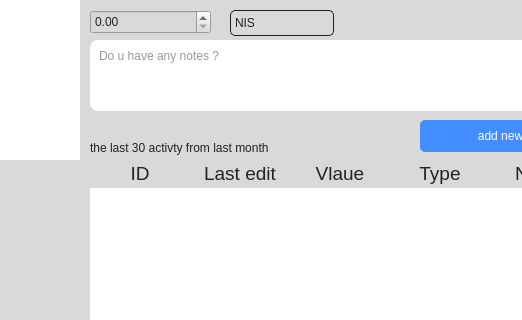
amrjmd1/wallet, file wallet.ui: the form before one commit; both pictures show x 0 to 522 and y 0 to 320 of the 640 by 700 pixel window.
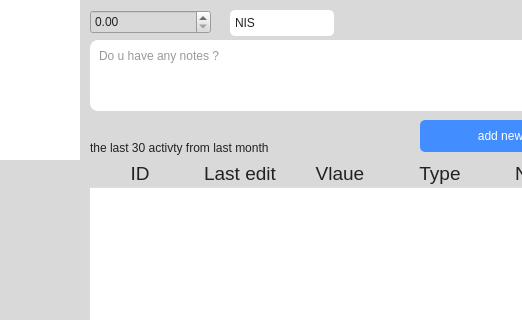
The form after the commit. Icons and pictures are not drawn.

```diff
--- a/wallet.ui
+++ b/wallet.ui
@@ -44,7 +44,8 @@
 border-radius : 5
 }
 QPushButton:disabled{
-background : #5c9bf9;
+background : #eee;
+color:#999
 } 
 QPushButton:hover {
 background : #fff;
@@ -78,140 +79,76 @@
 
 
 
+
+
+
 QScrollBar:horizontal {
-    border: 1px solid #222222;
-    background: QLinearGradient(x1:0,
-    y1: 0,
-    x2: 0,
-    y2: 1,
-    stop: 0.0 #121212,
-    stop: 0.2 #282828,
-    stop: 1 #484848);
+    background: #fff;
     height: 7px;
-    margin: 0px 16px 0 16px;
+	margin: 0px 21px 0 16px;
 }
-
-QScrollBar::handle:horizontal {
-    background: QLinearGradient(x1:0,
-    y1: 0,
-    x2: 1,
-    y2: 0,
-    stop: 0 #ffa02f,
-    stop: 0.5 #d7801a,
-    stop: 1 #ffa02f);
+QScrollBar::handle:horizontal{
+    background: #428dff;
     min-height: 20px;
     border-radius: 2px;
 }
-
-QScrollBar::add-line:horizontal {
-    border: 1px solid #1b1b19;
-    border-radius: 2px;
-    background: QLinearGradient(x1:0,
-    y1: 0,
-    x2: 1,
-    y2: 0,
-    stop: 0 #ffa02f,
-    stop: 1 #d7801a);
+QScrollBar::add-line:horizontal,QScrollBar::sub-line:horizontal
+  {
+   border-radius: 2px;
+    background: #fff;
     width: 14px;
-    subcontrol-position: right;
     subcontrol-origin: margin;
 }
 
-QScrollBar::sub-line:horizontal {
-    border: 1px solid #1b1b19;
-    border-radius: 2px;
-    background: QLinearGradient(x1:0,
-    y1: 0,
-    x2: 1,
-    y2: 0,
-    stop: 0 #ffa02f,
-    stop: 1 #d7801a);
-    width: 14px;
-    subcontrol-position: left;
-    subcontrol-origin: margin;
-}
-
-QScrollBar::right-arrow:horizontal, QScrollBar::left-arrow:horizontal {
-    border: 1px solid black;
+QScrollBar::add-line:horizontal:hover, QScrollBar::sub-line:horizontal:hover { border: 1px solid #428dff;}
+QScrollBar::add-line {subcontrol-position: right;margin-right:5px}
+QScrollBar::sub-line {subcontrol-position: left;}
+QScrollBar::right-arrow:horizontal, QScrollBar::left-arrow:horizontal
+ {
+    border: 1px solid #428dff;
     width: 1px;
     height: 1px;
     background: white;
+	border-radius : 2
 }
-
-QScrollBar::add-page:horizontal, QScrollBar::sub-page:horizontal {
-    background: none;
+QScrollBar::add-page:horizontal, QScrollBar::sub-page:horizontal{
+    background: #fff;
 }
-
 QScrollBar:vertical {
-    background: QLinearGradient(x1:0,
-    y1: 0,
-    x2: 1,
-    y2: 0,
-    stop: 0.0 #121212,
-    stop: 0.2 #282828,
-    stop: 1 #484848);
+    background: #fff;
     width: 7px;
-    margin: 16px 0 16px 0;
-    border: 1px solid #222222;
+    margin: 16px 0 21px 0;
 }
-
 QScrollBar::handle:vertical {
-    background: #428dff;
-    min-height: 20px;
-    border-radius: 2px;
-}
-
-QScrollBar::add-line:vertical {
-    border: 1px solid #1b1b19;
-    border-radius: 2px;
     background:#428dff;
-    height: 14px;
-    subcontrol-position: bottom;
-    subcontrol-origin: margin;
+    min-height: 20px;
+    border-radius: 2px;
 }
-
-QScrollBar::sub-line:vertical {
-    border: 1px solid #1b1b19;
+QScrollBar::add-line:vertical,QScrollBar::sub-line:vertical  {
     border-radius: 2px;
-    background: QLinearGradient(x1:0,
-    y1: 0,
-    x2: 0,
-    y2: 1,
-    stop: 0 #d7801a,
-    stop: 1 #ffa02f);
+    background: #fff;
     height: 14px;
-    subcontrol-position: top;
     subcontrol-origin: margin;
 }
-
+QScrollBar::add-line:vertical {
+subcontrol-position: bottom;
+margin-bottom:5px
+}
+QScrollBar::sub-line:vertical {subcontrol-position: top;}
+QScrollBar::add-line:vertical:hover, QScrollBar::sub-line:vertical:hover { border: 1px solid #428dff;}
 QScrollBar::up-arrow:vertical, QScrollBar::down-arrow:vertical {
-    border: 1px solid black;
+    border: 1px solid #428dff;
     width: 1px;
     height: 1px;
     background: white;
 }
-
 QScrollBar::add-page:vertical, QScrollBar::sub-page:vertical {
-    background: none;
+    background: #fff;
 }
-
-
-
-
-
 QComboBox {
-    selection-background-color: #ffaa00;
-    background-color: QLinearGradient(x1:0,
-    y1: 0,
-    x2: 0,
-    y2: 1,
-    stop: 0 #565656,
-    stop: 0.1 #525252,
-    stop: 0.5 #4e4e4e,
-    stop: 0.9 #4a4a4a,
-    stop: 1 #464646);
+    selection-background-color: #428dff;
+    background-color: #fff;
     border-style: solid;
-    border: 1px solid #1e1e1e;
     border-radius: 5;
 }
 
@@ -227,42 +164,32 @@
 QComboBox:on {
     padding-top: 3px;
     padding-left: 4px;
-    background-color: QLinearGradient(x1:0,
-    y1: 0,
-    x2: 0,
-    y2: 1,
-    stop: 0 #2d2d2d,
-    stop: 0.1 #2b2b2b,
-    stop: 0.5 #292929,
-    stop: 0.9 #282828,
-    stop: 1 #252525);
-    selection-background-color: #ffaa00;
+    background-color: #fff;
+    selection-background-color: #428dff
 }
 
 QComboBox QAbstractItemView {
-    border: 2px solid darkgray;
-    selection-background-color: QLinearGradient(x1:0,
-    y1: 0,
-    x2: 0,
-    y2: 1,
-    stop: 0 #ffa02f,
-    stop: 1 #d7801a);
+    border: 2px solid #fff;
+    selection-background-color: #428dff;
 }
 
 QComboBox::drop-down {
     subcontrol-origin: padding;
-    subcontrol-position: top right;
+    subcontrol-position: bottom right;
     width: 15px;
 
     border-left-width: 0px;
-    border-left-color: darkgray;
+    border-left-color: #fff;
     border-left-style: solid; /* just a single line */
     border-top-right-radius: 3px; /* same radius as the QComboBox */
     border-bottom-right-radius: 3px;
 }
 
 QComboBox::down-arrow {
-    image: url(:/down_arrow.png);
+    image: url(:/images/down_arrow.png);
+    height:15px;
+	width: 15px;
+	margin-right:15px
 }
 </string>
   </property>
@@ -326,6 +253,12 @@
        <height>26</height>
       </rect>
      </property>
+     <property name="iconSize">
+      <size>
+       <width>4</width>
+       <height>4</height>
+      </size>
+     </property>
      <item>
       <property name="text">
        <string>NIS</string>
```
Left out of the diff: 9 changed lines with no effect on the pictures.
